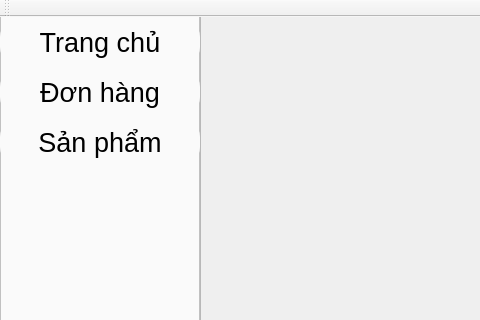
PhucHoang200/coffee-shop-management-system, file coffee_shop_management_system/coffee_shop_management_system/GUI/StaffDashboard.ui: the form before one commit; both pictures show x 0 to 480 and y 0 to 320 of the 1184 by 597 pixel window.
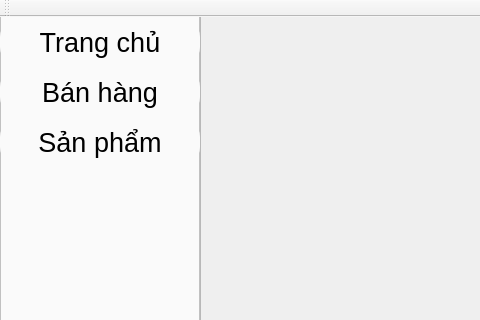
The form after the commit.

What changed in the file:
```diff
--- a/coffee_shop_management_system/coffee_shop_management_system/GUI/StaffDashboard.ui
+++ b/coffee_shop_management_system/coffee_shop_management_system/GUI/StaffDashboard.ui
@@ -138,7 +138,7 @@
 </string>
      </property>
      <property name="text">
-      <string>Đơn hàng</string>
+      <string>Bán hàng</string>
      </property>
     </widget>
     <widget class="QPushButton" name="button1_3">
```
